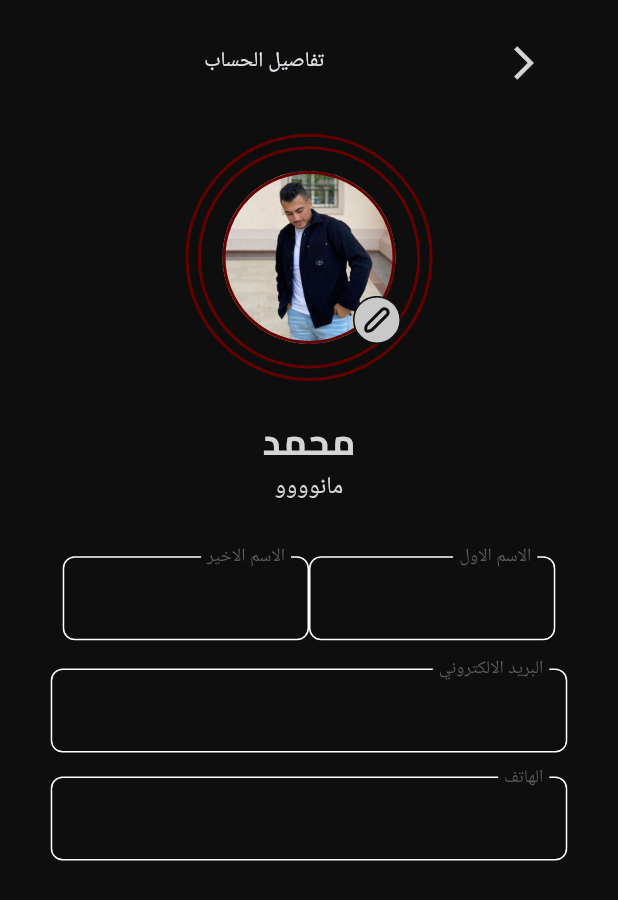
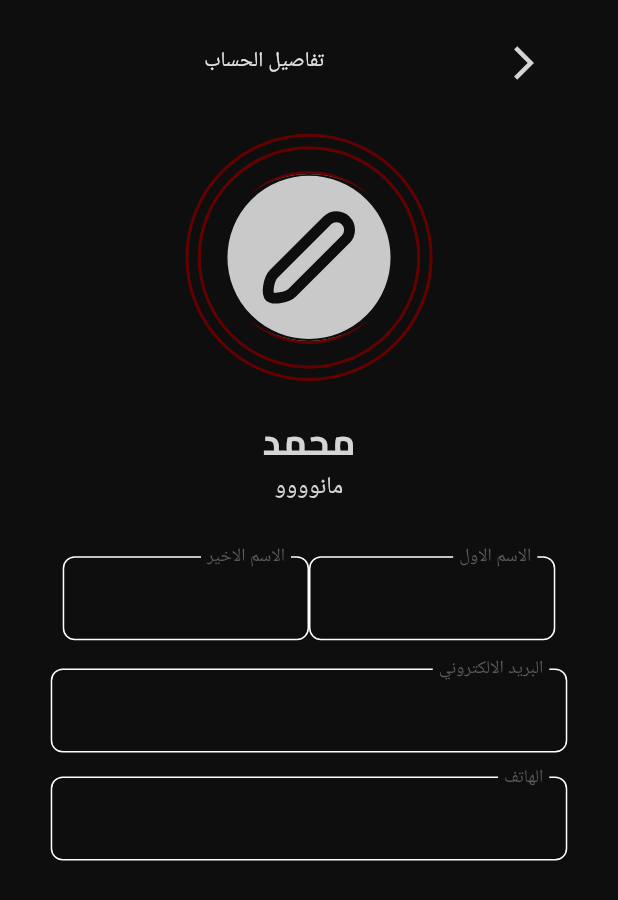
Before and after one commit to CarMate95/care_mate, a Flutter app: the AccountDetailsScreen screen opened directly, on a phone screen of 412 x 824 dp. Shown: the top 900 px of the screen. Run offline on Flutter 3.47's test engine with Material 3 defaults, Android fonts, the phone set to English and light mode, and no system bars; our stand-ins replace cached_network_image, dartz, dio, dotted_border, easy_localization, firebase_core and 12 more; accounts and stored records are empty; project files that could hold a hidden picture were left out.

Commit message:
Handle Account Worker Details from API and some changes from custom image in the details

```diff
--- a/lib/config/routes/route_manager.dart
+++ b/lib/config/routes/route_manager.dart
@@ -9,6 +9,7 @@ import 'package:car_mate/features/my_car/pages/upload_licence_screen.dart';
 import 'package:car_mate/features/notifications/presentation/pages/notification_screen.dart';
 import 'package:car_mate/features/profile/screens/account_details_screen.dart';
 import 'package:car_mate/features/profile/screens/settings_screen.dart';
+import 'package:car_mate/features/repair/data/models/worker_model.dart';
 import 'package:car_mate/features/repair/presentation/views/create_post_screen.dart';
 import 'package:car_mate/features/repair/presentation/views/edite_worker_details_screen.dart';
 import 'package:car_mate/features/repair/presentation/views/request_details_screen.dart';
@@ -146,8 +147,9 @@ class RouteManager {
           settings: routeSettings,
         );
       case PageName.workerDetailsScreen:
+        final worker = routeSettings.arguments as WorkerModel;
         return _getPageTransition(
-          const WorkerDetailsScreen(),
+          WorkerDetailsScreen(worker: worker),
           settings: routeSettings,
         );
       case PageName.homeScreen:
--- a/lib/features/repair/presentation/widgets/custom_image_profile.dart
+++ b/lib/features/repair/presentation/widgets/custom_image_profile.dart
@@ -1,6 +1,6 @@
 import 'package:car_mate/config/themes/color_manager.dart';
 import 'package:flutter/material.dart';
-import 'package:flutter_svg/svg.dart';
+import 'package:flutter_svg/flutter_svg.dart';
 
 class CustomImageProfile extends StatelessWidget {
   const CustomImageProfile({
@@ -8,11 +8,17 @@ class CustomImageProfile extends StatelessWidget {
     this.alignment = Alignment.topRight,
     required this.imageIcon,
   });
+
   final AlignmentGeometry alignment;
   final String imageIcon;
+
   @override
   Widget build(BuildContext context) {
     var mediaQuery = MediaQuery.of(context).size;
+
+    bool isNetworkImage = imageIcon.startsWith('http');
+    bool isSvg = imageIcon.endsWith('.svg');
+
     return Stack(
       alignment: Alignment.center,
       children: [
@@ -41,14 +47,28 @@ class CustomImageProfile extends StatelessWidget {
               width: mediaQuery.width * 0.3,
               height: mediaQuery.height * 0.14,
               decoration: BoxDecoration(
-                  border:
-                      Border.all(color: ColorManager.primaryColor, width: 2),
-                  shape: BoxShape.circle,
-                  image: const DecorationImage(
-                      fit: BoxFit.cover,
-                      image: AssetImage('assets/svg/gmail_icon_svg.jpg'))),
+                border: Border.all(color: ColorManager.primaryColor, width: 2),
+                shape: BoxShape.circle,
+                image: isSvg
+                    ? null // SVG images can't be used directly in DecorationImage
+                    : DecorationImage(
+                        fit: BoxFit.cover,
+                        image: isNetworkImage
+                            ? NetworkImage(imageIcon)
+                            : AssetImage(imageIcon) as ImageProvider,
+                      ),
+              ),
+              child: isSvg
+                  ? ClipOval(
+                      child: SvgPicture.asset(
+                        imageIcon,
+                        fit: BoxFit.cover,
+                        width: mediaQuery.width * 0.3,
+                        height: mediaQuery.height * 0.14,
+                      ),
+                    )
+                  : null,
             ),
-            SvgPicture.asset(imageIcon),
           ],
         ),
       ],
```
Also changed, not shown: lib/features/repair/presentation/views/worker_details_screen.dart (+31 -25 lines), lib/features/repair/presentation/views/worker_view.dart (+107 -6 lines).
